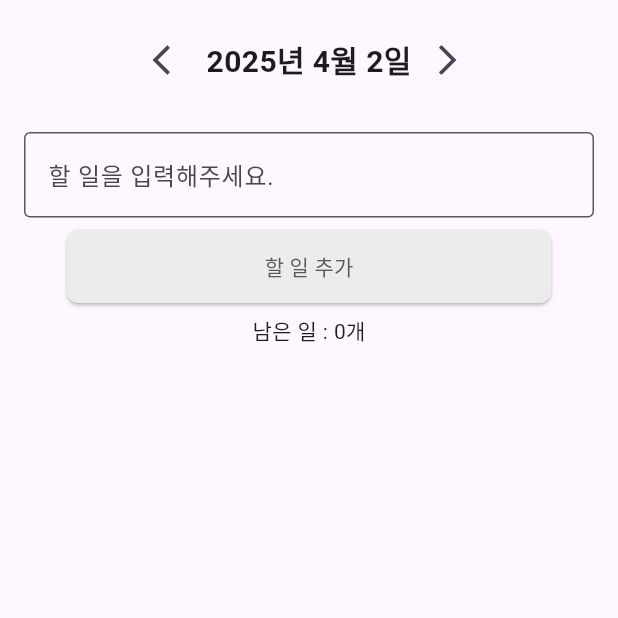
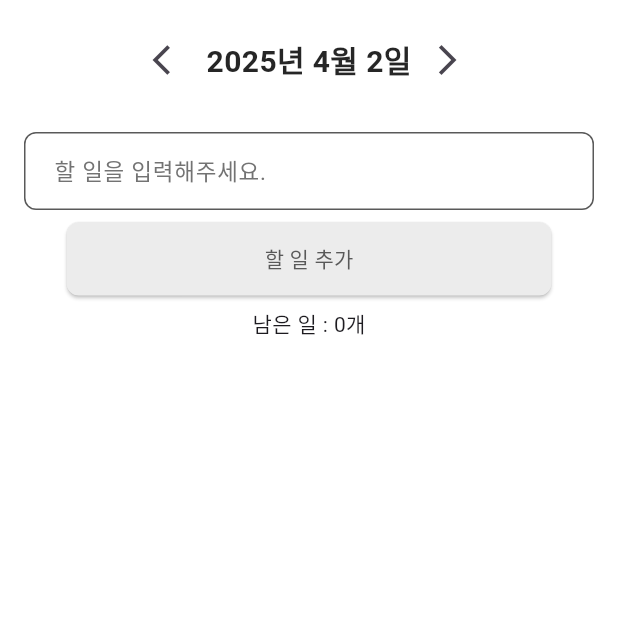
Before and after one commit to jiyoung720/capstone, a Flutter app: the screen it shows after launch, on a phone screen of 412 x 824 dp, the top half of it. Run offline on Flutter 3.47's test engine with Material 3 defaults, Android fonts, the phone set to English and light mode, and no system bars.

Commit message:
design: 입력 필드, 버튼 UI 수정

```diff
--- a/lib/main.dart
+++ b/lib/main.dart
@@ -13,7 +13,10 @@ class MyApp extends StatelessWidget {
   Widget build(BuildContext context) {
     return MaterialApp(
       title: 'Todo App',
-      theme: ThemeData(primarySwatch: Colors.blue),
+      theme: ThemeData(
+        primarySwatch: Colors.blue,
+        scaffoldBackgroundColor: Colors.white,
+      ),
       initialRoute: '/',
       routes: {
         '/': (context) => const SplashScreen(),
--- a/lib/pages/todo_list_page.dart
+++ b/lib/pages/todo_list_page.dart
@@ -58,7 +58,12 @@ class _TodoListPageState extends State<TodoListPage> {
                   ),
                   Text(
                     formattedDate,
-                    style: const TextStyle(fontSize: 20, fontWeight: FontWeight.bold),
+                    style: const TextStyle(
+                      fontSize: 20,
+                      fontWeight: FontWeight.bold,
+                      color: Color(0xFF262626),
+
+                    ),
                   ),
                   IconButton(
                     icon: const Icon(Icons.arrow_forward_ios),
@@ -73,14 +78,34 @@ class _TodoListPageState extends State<TodoListPage> {
               padding: const EdgeInsets.symmetric(horizontal: 16, vertical: 8),
               child: TextField(
                 controller: _controller,
-                decoration: const InputDecoration(
+                decoration: InputDecoration(
                   hintText: '할 일을 입력해주세요.',
+                  hintStyle: const TextStyle(
+                    fontWeight: FontWeight.w400, // ⬅️ 텍스트 굵기
+                    fontSize: 15, // ⬅️ 텍스트 크기
+                    color: Color(0xFF737373),  // ⬅️ 텍스트 색상
+                  ),
+
+                  // 기본(비활성) border
                   enabledBorder: OutlineInputBorder(
-                    borderSide: BorderSide(color: Color(0xFF595959)), // 포커스 전 border 색
+                    borderRadius: BorderRadius.circular(8), // ⬅️ 둥근 모서리
+                    borderSide: const BorderSide(
+                      color: Color(0xFF595959),
+                      width: 1.0, // ⬅️ 선 굵기
+                    ),
                   ),
+
+                  // 포커스됐을 때 border
                   focusedBorder: OutlineInputBorder(
-                    borderSide: BorderSide(color: Color(0xFF262626)), // 포커스 됐을 때 border 색
+                    borderRadius: BorderRadius.circular(12),  // ⬅️ 둥근 모서리 유지
+                    borderSide: const BorderSide(
+                      color: Color(0xFF595959),
+                      width: 1.5, // ⬅️ 선 굵기
+                    ),
                   ),
+
+                  contentPadding: const EdgeInsets.symmetric(horizontal: 16, vertical: 14), // 텍스트 패딩 조절
+
                 ),
               ),
             ),
@@ -91,7 +116,7 @@ class _TodoListPageState extends State<TodoListPage> {
               style: ElevatedButton.styleFrom(
                 backgroundColor: Color(0xFFECECEC), // 버튼 배경색
                 foregroundColor: Color(0xFF595959), // 글자 색
-                padding: const EdgeInsets.symmetric(horizontal: 132, vertical: 14),
+                padding: const EdgeInsets.symmetric(horizontal: 132, vertical: 14), // 버튼 패딩
                 shape: RoundedRectangleBorder(
                   borderRadius: BorderRadius.circular(8),
                 ),
```
